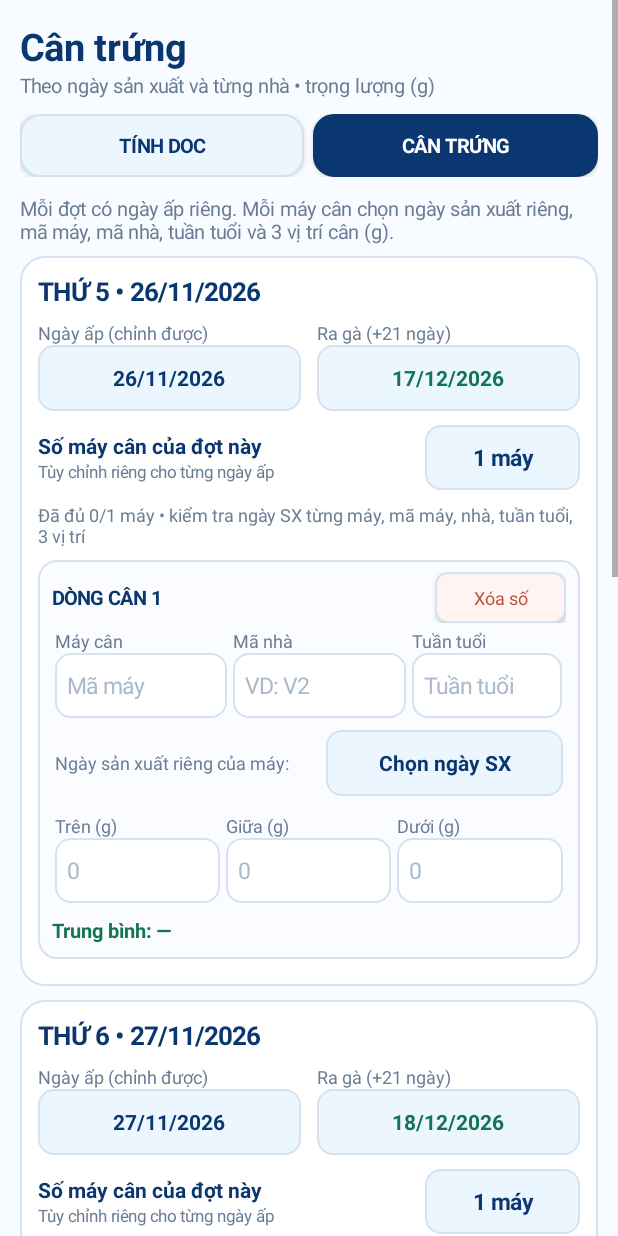
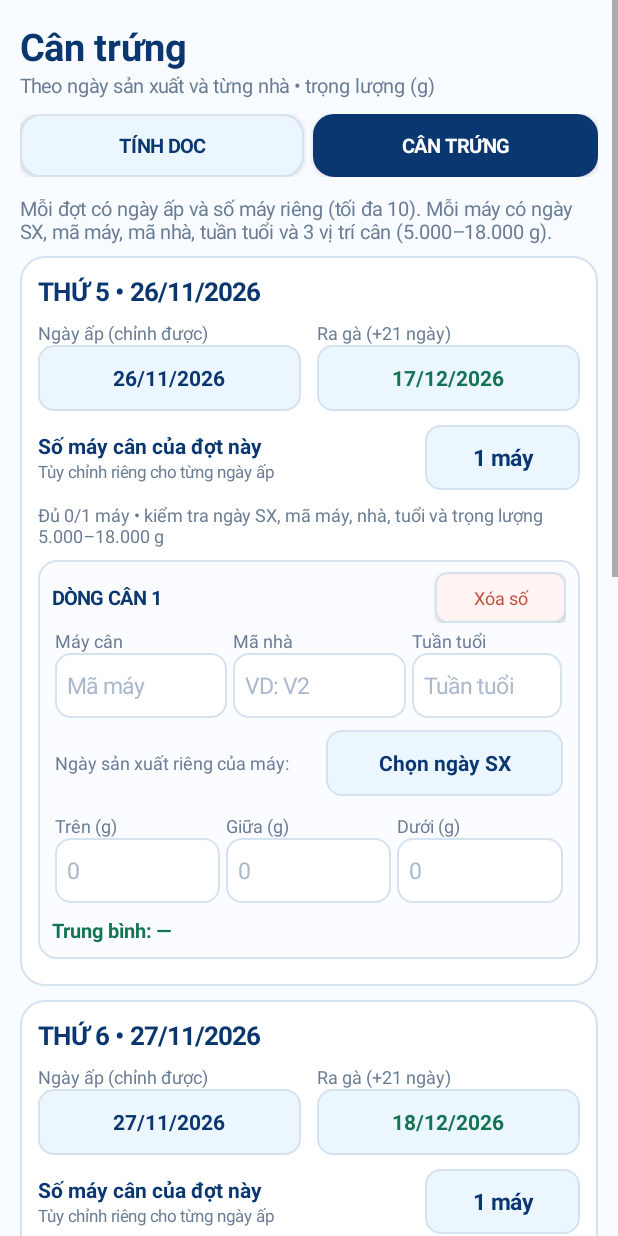
Before and after one commit to anhkaipa-cmd/Tinh-ga-app, an Android app: the EggWeightActivity screen opened directly, with no data from a screen before it, on a phone screen of 412 x 824 dp. Run offline under Robolectric (Android 15) with nearby library versions, the phone set to English and light mode, and no system bars.

Commit message:
Limit each incubation day to ten weighing machines and explain accepted 5000–18000g values

```diff
--- a/app/src/main/java/com/anhthu/tinhga/EggWeightActivity.java
+++ b/app/src/main/java/com/anhthu/tinhga/EggWeightActivity.java
@@ -93,7 +93,7 @@ public class EggWeightActivity extends Activity {
         dateEditor.apply();
         // Migrate the old shared count once, then keep each incubation date independent.
         int oldSharedCount=store.getInt("machine_count",1);
-        oldSharedCount=Math.max(1,Math.min(30,oldSharedCount));
+        oldSharedCount=Math.max(1,Math.min(10,oldSharedCount));
         SharedPreferences.Editor migrate=store.edit();
         for(int day=0;day<3;day++) {
             String key="machine_count_"+day;
@@ -102,7 +102,7 @@ public class EggWeightActivity extends Activity {
                 previous=oldSharedCount;
                 migrate.putInt(key,previous);
             }
-            machineCounts[day]=Math.max(1,Math.min(30,previous));
+            machineCounts[day]=Math.max(1,Math.min(10,previous));
         }
         migrate.apply();
         setContentView(buildScreen());
@@ -132,7 +132,7 @@ public class EggWeightActivity extends Activity {
         root.addView(navigation());
         root.addView(space(12));
         // Each incubation day has its own machine-count selector below.
-        TextView guide=label("Mỗi đợt có ngày ấp riêng. Mỗi máy cân chọn ngày sản xuất riêng, mã máy, mã nhà, tuần tuổi và 3 vị trí cân (g).",13,GREY,false);
+        TextView guide=label("Mỗi đợt có ngày ấp và số máy riêng (tối đa 10). Mỗi máy có ngày SX, mã máy, mã nhà, tuần tuổi và 3 vị trí cân (5.000–18.000 g).",13,GREY,false);
         root.addView(guide);
         root.addView(space(7));
 
@@ -231,7 +231,7 @@ public class EggWeightActivity extends Activity {
     private void pickMachineCount(int day) {
         NumberPicker picker=new NumberPicker(this);
         picker.setMinValue(1);
-        picker.setMaxValue(30);
+        picker.setMaxValue(10);
         picker.setWrapSelectorWheel(false);
         picker.setValue(machineCounts[day]);
         picker.setDescendantFocusability(NumberPicker.FOCUS_BLOCK_DESCENDANTS);
@@ -556,7 +556,7 @@ public class EggWeightActivity extends Activity {
             if(ready[day]) completed++;
             if(dayStatusTexts[day]!=null) {
                 String state=ready[day]?"✓ Hoàn thành "+machineCounts[day]+" máy":
-                    "Đã đủ "+filled+"/"+machineCounts[day]+" máy • kiểm tra ngày SX từng máy, mã máy, nhà, tuần tuổi, 3 vị trí";
+                    "Đủ "+filled+"/"+machineCounts[day]+" máy • kiểm tra ngày SX, mã máy, nhà, tuổi và trọng lượng 5.000–18.000 g";
                 dayStatusTexts[day].setText(state);
                 dayStatusTexts[day].setTextColor(ready[day]?GREEN:GREY);
             }
```
